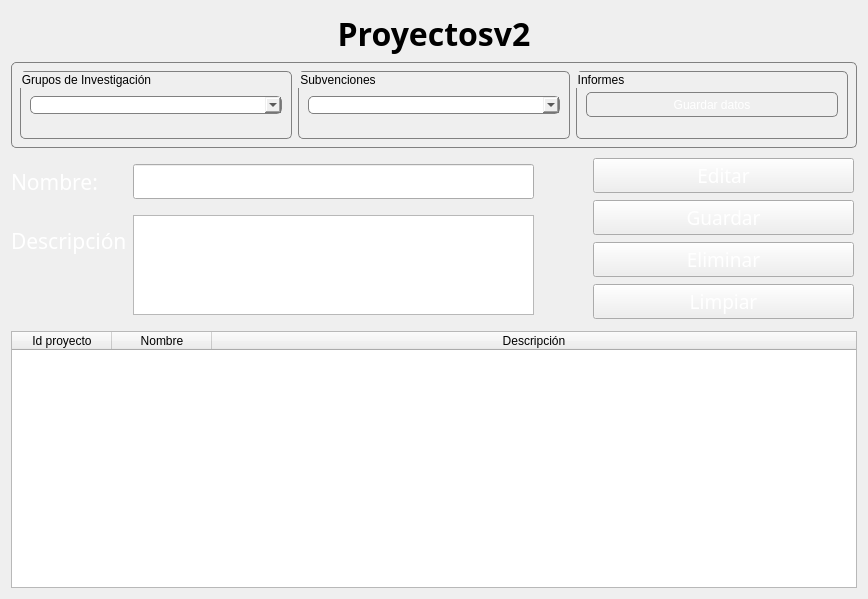
The window that app/view/ProyectoPage.ui (Orphereum/2DAM_DI_Universidad) describes before a commit, drawn with Qt 5.
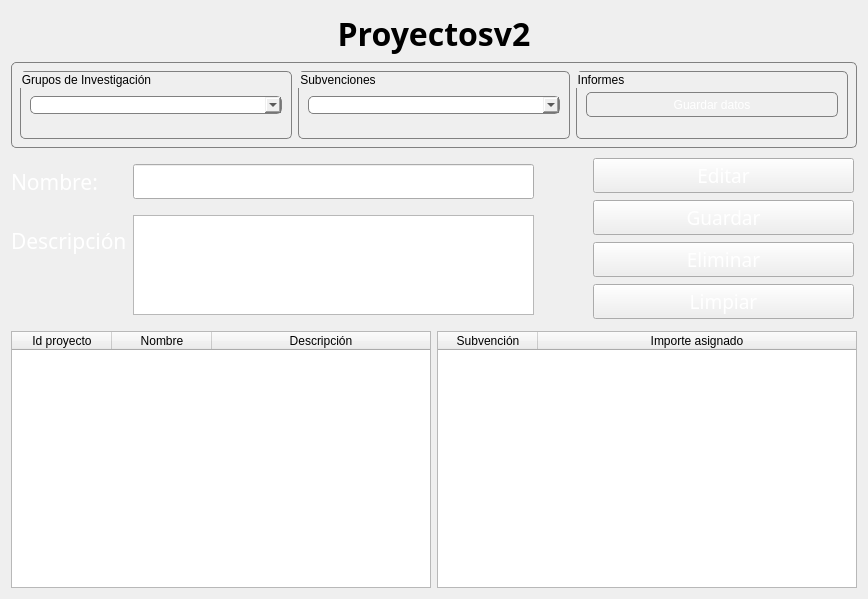
The same window after the commit.

Commit message:
Revert "Cargo tablas de subvenciones segun proyecto"
This reverts commit 7365b0ab71a074831b8b94de456d59eb906d5383.

What changed in the file:
```diff
--- a/app/view/ProyectoPage.ui
+++ b/app/view/ProyectoPage.ui
@@ -315,6 +315,26 @@
        </column>
       </widget>
      </item>
+     <item>
+      <widget class="QTableWidget" name="tabla_subvenciones">
+       <attribute name="horizontalHeaderStretchLastSection">
+        <bool>true</bool>
+       </attribute>
+       <attribute name="verticalHeaderStretchLastSection">
+        <bool>true</bool>
+       </attribute>
+       <column>
+        <property name="text">
+         <string>Subvención</string>
+        </property>
+       </column>
+       <column>
+        <property name="text">
+         <string>Importe asignado</string>
+        </property>
+       </column>
+      </widget>
+     </item>
     </layout>
    </item>
   </layout>
```
The commit also changes 4 other files.
